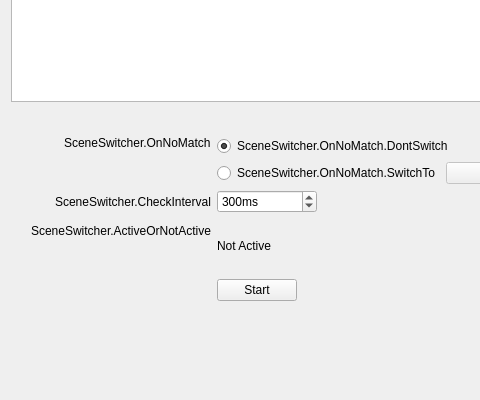
First picture: the form in UI/frontend-plugins/frontend-tools/forms/auto-scene-switcher.ui, repository asafrob/obs-studio, before the edit; both pictures show x 0 to 480 and y 163 to 563 of the 743 by 563 pixel window.
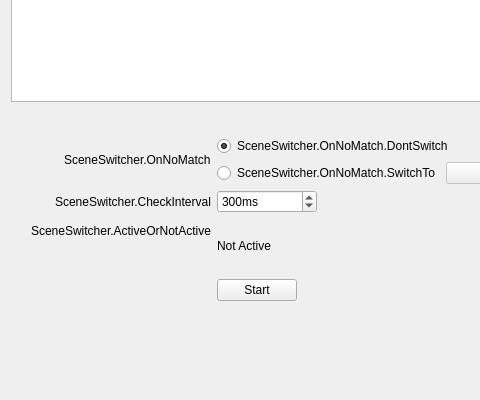
Second picture: the form after the edit.

Commit message: fixup! frontend-tools: Add scene switcher plugin

Patch:
```diff
--- a/UI/frontend-plugins/frontend-tools/forms/auto-scene-switcher.ui
+++ b/UI/frontend-plugins/frontend-tools/forms/auto-scene-switcher.ui
@@ -129,7 +129,7 @@
         <string>SceneSwitcher.OnNoMatch</string>
        </property>
        <property name="alignment">
-        <set>Qt::AlignLeading|Qt::AlignLeft|Qt::AlignTop</set>
+        <set>Qt::AlignLeading|Qt::AlignLeft|Qt::AlignVCenter</set>
        </property>
       </widget>
      </item>
```
Left out of the diff: 24 changed lines with no effect on the pictures.
